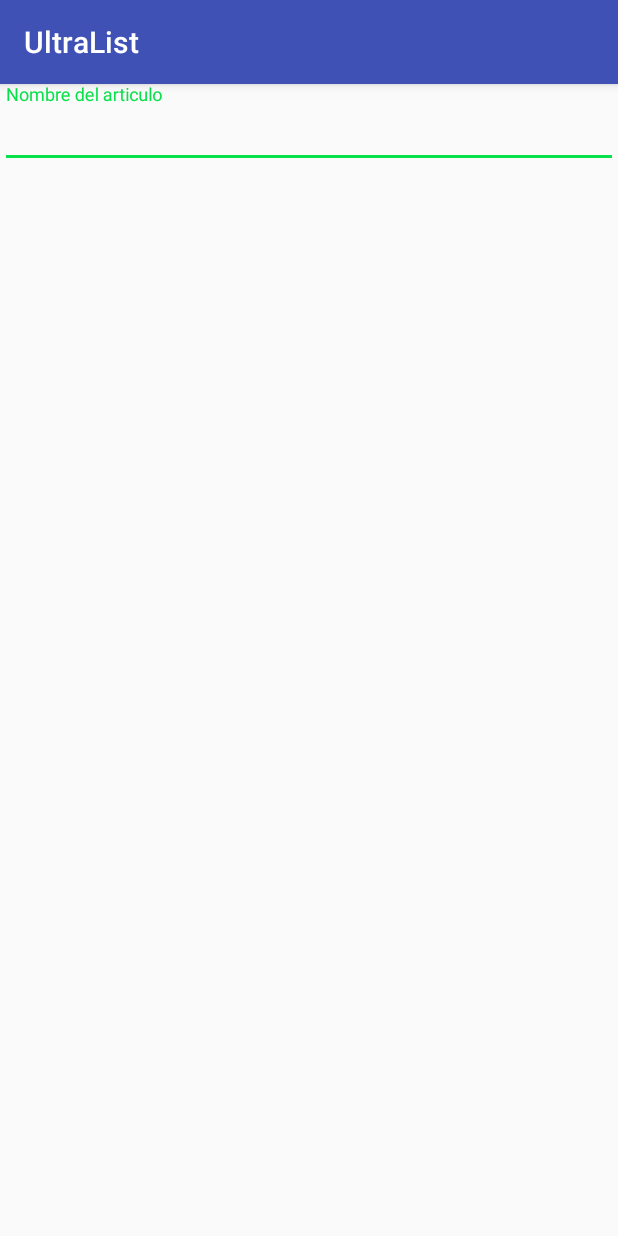
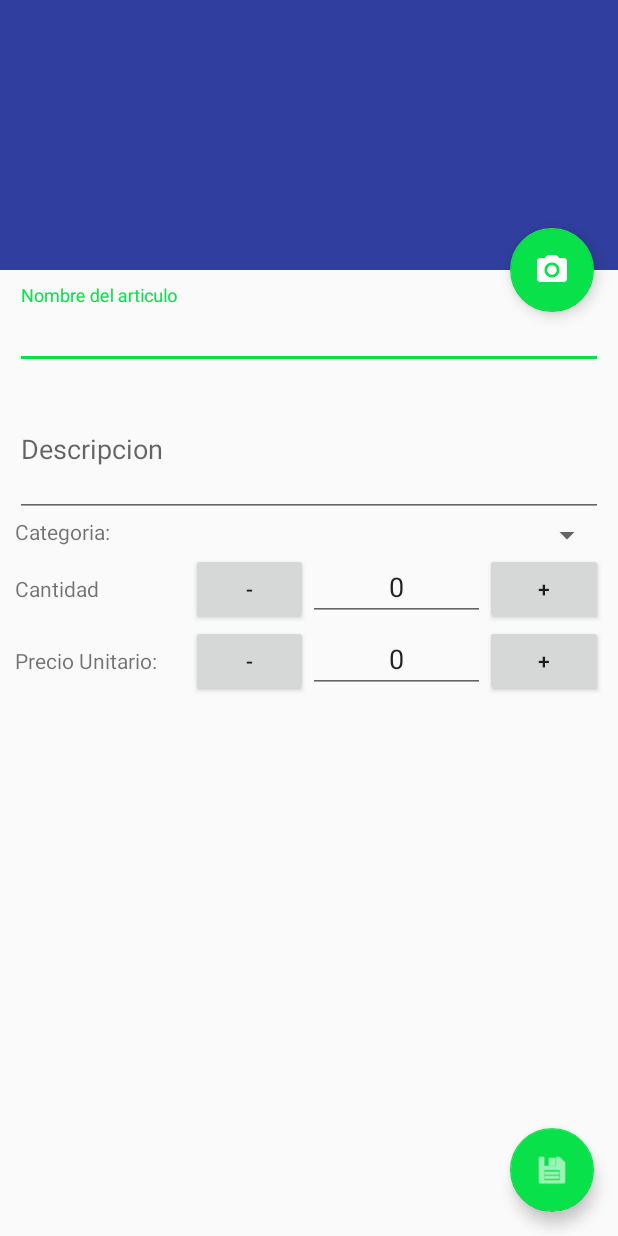
Before and after one commit to IulioCesars/UltraList, an Android app: the ListaActivity screen opened directly, with no data from a screen before it, after a tap on "Nombre", on a phone screen of 412 x 824 dp. Run offline under Robolectric (Android 15) with nearby library versions, the phone set to English and light mode, and no system bars.

Commit message:
Se crean las pantallas faltandes

```diff
--- a/UltraList-App/app/build.gradle
+++ b/UltraList-App/app/build.gradle
@@ -16,6 +16,9 @@ android {
             proguardFiles getDefaultProguardFile('proguard-android.txt'), 'proguard-rules.pro'
         }
     }
+    dataBinding {
+        enabled = true
+    }
 }
 
 dependencies {
--- a/UltraList-App/app/src/main/AndroidManifest.xml
+++ b/UltraList-App/app/src/main/AndroidManifest.xml
@@ -23,7 +23,11 @@
             android:name=".Activity.ListaActivity"
             android:label="@string/title_activity_lista"
             android:theme="@style/AppTheme.NoActionBar" />
-        <activity android:name=".Activity.ArticuloActivity"></activity>
+        <activity android:name=".Activity.ArticuloActivity" />
+        <activity
+            android:name=".Activity.ArticuloScrollingActivity"
+            android:label="@string/title_activity_acticulo_scrolling"
+            android:theme="@style/AppTheme.NoActionBar"></activity>
     </application>
 
 </manifest>
--- /dev/null
+++ b/UltraList-App/app/src/main/java/com/iuliocesars/ultralist/Activity/ArticuloScrollingActivity.java
@@ -0,0 +1,80 @@
+package com.iuliocesars.ultralist.Activity;
+
+import android.os.Bundle;
+import android.support.design.widget.FloatingActionButton;
+import android.support.design.widget.Snackbar;
+import android.support.v7.app.AppCompatActivity;
+import android.support.v7.widget.Toolbar;
+import android.view.View;
+import android.widget.EditText;
+import android.widget.Spinner;
+
+import com.iuliocesars.ultralist.Base.BaseActivity;
+import com.iuliocesars.ultralist.Controles.Contador;
+import com.iuliocesars.ultralist.Modelos.Articulo;
+import com.iuliocesars.ultralist.R;
+
+public class ArticuloScrollingActivity extends BaseActivity {
+    Toolbar toolbar;
+    FloatingActionButton fabTomarFoto, fabGuardar;
+    EditText etNombre, etDescripcion;
+    Spinner spCategoria;
+    Contador contadorCantidad, contadorPrecioUnitario;
+    Articulo articulo;
+
+
+    @Override
+    protected void onCreate(Bundle savedInstanceState) {
+        super.onCreate(savedInstanceState);
+    }
+
+    @Override
+    protected int DefinirLayout() { return R.layout.activity_acticulo_scrolling; }
+
+    @Override
+    protected void IniciarViews() {
+        toolbar = (Toolbar) findViewById(R.id.toolbar);
+        setSupportActionBar(toolbar);
+
+        fabTomarFoto = (FloatingActionButton) findViewById(R.id.btnTomarFoto);
+        fabGuardar = findViewById(R.id.fabGuardar);
+        etNombre = findViewById(R.id.etNombre);
+        etDescripcion = findViewById(R.id.etDescripcion);
+        spCategoria = findViewById(R.id.spCategoria);
+        contadorCantidad = new Contador(R.id.btnMenosCantidad, R.id.etCantidad, R.id.btnMasCantidad, this);
+        contadorPrecioUnitario = new Contador(R.id.btnMenosPrecioUnitario, R.id.etPrecioUnitario, R.id.btnMasPrecioUnitario, this);
+    }
+
+    @Override
+    protected void IniciarEventos() {
+        fabTomarFoto.setOnClickListener(new View.OnClickListener() {
+            @Override
+            public void onClick(View view) {
+                TomarFoto();
+            }
+        });
+
+        fabGuardar.setOnClickListener(new View.OnClickListener() {
+            @Override
+            public void onClick(View view) {
+                GuardarRegistro();
+            }
+        });
+    }
+
+    private void TomarFoto()
+    {
+
+    }
+
+    @Override
+    protected void CargarRegistro() {
+
+    }
+
+    @Override
+    protected void GuardarRegistro() {
+        super.GuardarRegistro();
+    }
+
+}
--- a/UltraList-App/app/src/main/java/com/iuliocesars/ultralist/Adaptadores/ArticuloAdapter.java
+++ b/UltraList-App/app/src/main/java/com/iuliocesars/ultralist/Adaptadores/ArticuloAdapter.java
@@ -8,9 +8,9 @@ import android.view.View;
 import android.view.ViewGroup;
 import android.widget.ImageView;
 import android.widget.TextView;
-import android.widget.Toast;
 
 import com.iuliocesars.ultralist.Activity.ArticuloActivity;
+import com.iuliocesars.ultralist.Activity.ArticuloScrollingActivity;
 import com.iuliocesars.ultralist.Modelos.Articulo;
 import com.iuliocesars.ultralist.R;
 import com.iuliocesars.ultralist.Util.Extras;
@@ -74,7 +74,8 @@ public class ArticuloAdapter extends RecyclerView.Adapter<ArticuloAdapter.Articu
                 public void onClick(View view) {
                     Activity parentActivity = (Activity) view.getContext();
                     //Toast.makeText(parentActivity, "ASDASDASD", Toast.LENGTH_SHORT).show();
-                    Intent i = new Intent(parentActivity, ArticuloActivity.class);
+
+                    Intent i = new Intent(parentActivity, ArticuloScrollingActivity.class);
                     i.putExtra(Extras.Articulo, articulo);
                     parentActivity.startActivityForResult(i, RequestCode.ArticuloActivity);
                 }
--- a/UltraList-App/app/src/main/java/com/iuliocesars/ultralist/Base/BaseActivity.java
+++ b/UltraList-App/app/src/main/java/com/iuliocesars/ultralist/Base/BaseActivity.java
@@ -32,11 +32,11 @@ public class BaseActivity extends AppCompatActivity
         return  0;
     }
 
-    protected void IniciarViews() {
+    protected void IniciarViews() { }
 
-    }
+    protected void IniciarEventos() { }
 
-    protected void IniciarEventos() {
+    protected void CargarRegistro() { }
 
-    }
+    protected void GuardarRegistro() {}
 }
--- /dev/null
+++ b/UltraList-App/app/src/main/java/com/iuliocesars/ultralist/Controles/Contador.java
@@ -0,0 +1,100 @@
+package com.iuliocesars.ultralist.Controles;
+
+import android.app.Activity;
+import android.text.InputType;
+import android.view.View;
+import android.widget.Button;
+import android.widget.EditText;
+import android.widget.Toast;
+
+import com.iuliocesars.ultralist.R;
+
+import static android.text.InputType.*;
+
+/**
+ * Created by IulioCesars on 21/04/2018.
+ */
+
+public class Contador {
+    private Button btnMas, btnMenos;
+    private EditText etValor;
+    private int valorMinimo, valorMaximo;
+    private Activity c;
+
+
+    public Contador(int id_btnMenos, int id_etValor, int id_btnMas, Activity context)
+    {
+        c = context;
+        btnMenos = c.findViewById(id_btnMenos);
+        etValor = c.findViewById(id_etValor);
+        btnMas =  c.findViewById(id_btnMas);
+        valorMinimo = 0;
+        valorMaximo = -1;
+
+        // Forzar el tipo
+        //etValor.setInputType(InputType.TYPE_NUMBER_FLAG_DECIMAL);
+
+        AsignarEventos();
+    }
+
+
+    private void AsignarEventos()
+    {
+        AsignarValor(0);
+
+        btnMenos.setOnClickListener(new View.OnClickListener() {
+            @Override
+            public void onClick(View view) {
+                AsignarValor(ObtenerValor() - 1);
+            }
+        });
+
+        btnMas.setOnClickListener(new View.OnClickListener() {
+            @Override
+            public void onClick(View view) {
+                AsignarValor(ObtenerValor() + 1);
+            }
+        });
+    }
+
+    private void AsignarValor(int nuevoValor)
+    {
+        String mensaje = null;
+
+        if(nuevoValor < valorMinimo && valorMinimo != -1)
+        {
+            nuevoValor = valorMinimo;
+            mensaje = c.getResources().getString(R.string.txtValidacionValorMinimo) + valorMinimo;
+        }
+
+        if(nuevoValor > valorMaximo && valorMaximo != -1)
+        {
+            nuevoValor = valorMaximo;
+            mensaje = c.getResources().getString(R.string.txtValidacionValorMaximo) + valorMaximo;
+        }
+
+        etValor.setText(Integer.toString(nuevoValor));
+
+        /*
+        if(mensaje != null)
+        {
+            Toast.makeText(c, mensaje, Toast.LENGTH_SHORT).show();
+        }
+        */
+
+    }
+
+    public int ObtenerValor()
+    {
+        String sValor = etValor.getText().toString();
+        return Integer.parseInt(sValor);
+    }
+
+    public void setValorMinimo(int valorMinimo) {
+        this.valorMinimo = valorMinimo;
+    }
+
+    public void setValorMaximo(int valorMaximo) {
+        this.valorMaximo = valorMaximo;
+    }
+}
--- /dev/null
+++ b/UltraList-App/app/src/main/res/layout/activity_acticulo_scrolling.xml
@@ -0,0 +1,69 @@
+<?xml version="1.0" encoding="utf-8"?>
+<android.support.design.widget.CoordinatorLayout
+    xmlns:android="http://schemas.android.com/apk/res/android"
+    xmlns:app="http://schemas.android.com/apk/res-auto"
+    xmlns:tools="http://schemas.android.com/tools"
+    android:layout_width="match_parent"
+    android:layout_height="match_parent"
+    android:fitsSystemWindows="true"
+    tools:context="com.iuliocesars.ultralist.Activity.ArticuloScrollingActivity">
+
+    <android.support.design.widget.AppBarLayout
+        android:id="@+id/app_bar"
+        android:layout_width="match_parent"
+        android:layout_height="@dimen/app_bar_height"
+        android:fitsSystemWindows="true"
+        android:theme="@style/AppTheme.AppBarOverlay">
+
+        <android.support.design.widget.CollapsingToolbarLayout
+            android:id="@+id/toolbar_layout"
+            android:layout_width="match_parent"
+            android:layout_height="match_parent"
+            android:fitsSystemWindows="true"
+            app:contentScrim="?attr/colorPrimary"
+            app:layout_scrollFlags="scroll|exitUntilCollapsed"
+            app:toolbarId="@+id/toolbar">
+
+            <ImageView
+                android:id="@+id/ivFotoArticulo"
+                android:layout_width="match_parent"
+                android:layout_height="match_parent"
+                android:src="@color/colorPrimaryDark"/>
+
+
+            <android.support.v7.widget.Toolbar
+                android:id="@+id/toolbar"
+                android:layout_width="match_parent"
+                android:layout_height="?attr/actionBarSize"
+                app:layout_collapseMode="pin"
+                app:popupTheme="@style/AppTheme.PopupOverlay" />
+
+        </android.support.design.widget.CollapsingToolbarLayout>
+    </android.support.design.widget.AppBarLayout>
+
+    <include android:id="@+id/content" layout="@layout/content_acticulo_scrolling" />
+
+
+    <android.support.design.widget.FloatingActionButton
+        android:id="@+id/btnTomarFoto"
+        android:layout_width="wrap_content"
+        android:layout_height="wrap_content"
+        android:layout_margin="@dimen/fab_margin"
+        android:tint="@color/colorBlanco"
+        app:fabSize="normal"
+        app:layout_anchor="@id/app_bar"
+        app:layout_anchorGravity="bottom|end"
+        app:srcCompat="@drawable/ic_menu_camera" />
+
+    <android.support.design.widget.FloatingActionButton
+        android:id="@+id/fabGuardar"
+        android:layout_width="wrap_content"
+        android:layout_height="wrap_content"
+        android:layout_margin="@dimen/fab_margin"
+        android:tint="@color/colorBlanco"
+        app:fabSize="normal"
+        app:layout_anchor="@id/content"
+        app:layout_anchorGravity="bottom|end"
+        app:srcCompat="@android:drawable/ic_menu_save" />
+
+</android.support.design.widget.CoordinatorLayout>
--- a/UltraList-App/app/src/main/res/layout/activity_articulo.xml
+++ b/UltraList-App/app/src/main/res/layout/activity_articulo.xml
@@ -6,6 +6,23 @@
     android:layout_height="match_parent"
     android:orientation="vertical"
     tools:context="com.iuliocesars.ultralist.Activity.ArticuloActivity">
+
+
+    <LinearLayout
+        android:orientation="horizontal"
+        android:layout_width="match_parent"
+        android:layout_height="150dp"
+        android:layout_marginLeft="50dp"
+        android:layout_marginRight="50dp"
+        >
+
+        <ImageButton
+            android:id="@+id/btnFoto"
+            android:layout_width="match_parent"
+            android:layout_height="match_parent"
+            app:srcCompat="@drawable/ic_menu_camera" />
+
+    </LinearLayout>
 
     <android.support.design.widget.TextInputLayout
         android:layout_width="match_parent"
--- /dev/null
+++ b/UltraList-App/app/src/main/res/layout/content_acticulo_scrolling.xml
@@ -0,0 +1,165 @@
+<?xml version="1.0" encoding="utf-8"?>
+<android.support.v4.widget.NestedScrollView
+    xmlns:android="http://schemas.android.com/apk/res/android"
+    xmlns:app="http://schemas.android.com/apk/res-auto"
+    xmlns:tools="http://schemas.android.com/tools"
+    android:layout_width="match_parent"
+    android:layout_height="match_parent"
+    app:layout_behavior="@string/appbar_scrolling_view_behavior"
+    tools:context="com.iuliocesars.ultralist.Activity.ArticuloScrollingActivity"
+    tools:showIn="@layout/activity_acticulo_scrolling"
+    >
+
+    <LinearLayout
+        android:orientation="vertical"
+        android:layout_width="match_parent"
+        android:layout_height="wrap_content"
+        android:layout_marginLeft="10dp"
+        android:layout_marginRight="10dp"
+        android:layout_marginTop="10dp"
+        xmlns:android="http://schemas.android.com/apk/res/android"
+        >
+
+        <android.support.design.widget.TextInputLayout
+            android:layout_width="match_parent"
+            android:layout_height="wrap_content">
+
+            <AutoCompleteTextView
+                android:id="@+id/etNombre"
+                android:layout_width="match_parent"
+                android:layout_height="wrap_content"
+                android:hint="@string/txtNombreArticulo"
+                android:inputType="textEmailAddress"
+                android:maxLines="1"
+                android:singleLine="true"
+                />
+
+        </android.support.design.widget.TextInputLayout>
+
+        <android.support.design.widget.TextInputLayout
+            android:layout_width="match_parent"
+            android:layout_height="wrap_content">
+
+            <AutoCompleteTextView
+                android:id="@+id/etDescripcion"
+                android:layout_width="match_parent"
+                android:layout_height="wrap_content"
+                android:hint="@string/txtDescripcionArticulo"
+                android:inputType="textMultiLine"
+                android:maxLines="3"
+                android:lines="3"
+                android:singleLine="true" />
+
+        </android.support.design.widget.TextInputLayout>
+
+
+
+        <LinearLayout
+            android:orientation="horizontal"
+            android:layout_width="match_parent"
+            android:layout_height="wrap_content"
+            android:weightSum="1.0"
+            >
+
+            <TextView
+                android:layout_width="0dp"
+                android:layout_weight="0.5"
+                android:layout_height="wrap_content"
+                android:text="@string/txtCategoria"
+                />
+
+            <Spinner
+                android:id="@+id/spCategoria"
+                android:layout_width="0dp"
+                android:layout_height="wrap_content"
+                android:layout_weight="0.5" />
+        </LinearLayout>
+
+        <LinearLayout
+            android:orientation="horizontal"
+            android:layout_width="match_parent"
+            android:layout_height="wrap_content"
+            android:weightSum="1.0"
+            >
+
+            <TextView
+                android:layout_width="0dp"
+                android:layout_weight="0.3"
+                android:layout_height="wrap_content"
+                android:text="@string/txtCantidadArticulo"
+                />
+
+            <Button
+                android:id="@+id/btnMenosCantidad"
+                android:layout_width="0dp"
+                android:layout_height="wrap_content"
+                android:layout_weight="0.2"
+                android:text="-"
+                />
+
+            <EditText
+                android:id="@+id/etCantidad"
+                android:layout_width="0dp"
+                android:layout_height="wrap_content"
+                android:inputType="numberDecimal"
+                android:layout_weight="0.3"
+                android:text="0"
+                android:textAlignment="center"
+                />
+
+            <Button
+                android:id="@+id/btnMasCantidad"
+                android:layout_width="0dp"
+                android:layout_height="wrap_content"
+                android:text="+"
+                android:layout_weight="0.2"
+                />
+
+        </LinearLayout>
+
+        <LinearLayout
+            android:orientation="horizontal"
+            android:layout_width="match_parent"
+            android:layout_height="wrap_content"
+            android:weightSum="1.0"
+            >
+
+            <TextView
+                android:layout_width="0dp"
+                android:layout_weight="0.3"
+                android:layout_height="wrap_content"
+                android:text="@string/txtPrecioUnitario"
+                />
+
+            <Button
+                android:id="@+id/btnMenosPrecioUnitario"
+                android:layout_width="0dp"
+                android:layout_height="wrap_content"
+                android:layout_weight="0.2"
+                android:text="-"
+                />
+
+            <EditText
+                android:id="@+id/etPrecioUnitario"
+                android:layout_width="0dp"
+                android:layout_height="wrap_content"
+                android:inputType="numberDecimal"
+                android:layout_weight="0.3"
+                android:text="0"
+                android:textAlignment="center"
+                />
+
+            <Button
+                android:id="@+id/btnMasPrecioUnitario"
+                android:layout_width="0dp"
+                android:layout_height="wrap_content"
+                android:text="+"
+                android:layout_weight="0.2"
+                />
+
+        </LinearLayout>
+
+
+    </LinearLayout>
+
+</android.support.v4.widget.NestedScrollView>
--- /dev/null
+++ b/UltraList-App/app/src/main/res/menu/menu_acticulo_scrolling.xml
@@ -0,0 +1,10 @@
+<menu xmlns:android="http://schemas.android.com/apk/res/android"
+    xmlns:app="http://schemas.android.com/apk/res-auto"
+    xmlns:tools="http://schemas.android.com/tools"
+    tools:context="com.iuliocesars.ultralist.Activity.ArticuloScrollingActivity">
+    <item
+        android:id="@+id/action_settings"
+        android:orderInCategory="100"
+        android:title="@string/action_settings"
+        app:showAsAction="never" />
+</menu>
--- a/UltraList-App/app/src/main/res/values/strings.xml
+++ b/UltraList-App/app/src/main/res/values/strings.xml
@@ -19,4 +19,11 @@
     <string name="txtCategoria">Categoria:</string>
 
     <string name="txtNombreArticulo">Nombre del articulo</string>
+    <string name="title_activity_acticulo_scrolling"></string>
+    <string name="txtDescripcionArticulo">Descripcion</string>
+    <string name="txtCategoriaArticulo">Categoria</string>
+    <string name="txtCantidadArticulo">Cantidad</string>
+    <string name="txtPrecioUnitarioArticulo">Precio Unitario</string>
+    <string name="txtValidacionValorMinimo">El valor no puede ser menor a</string>
+    <string name="txtValidacionValorMaximo">El valor no puede ser mayor a</string>
 </resources>
```
